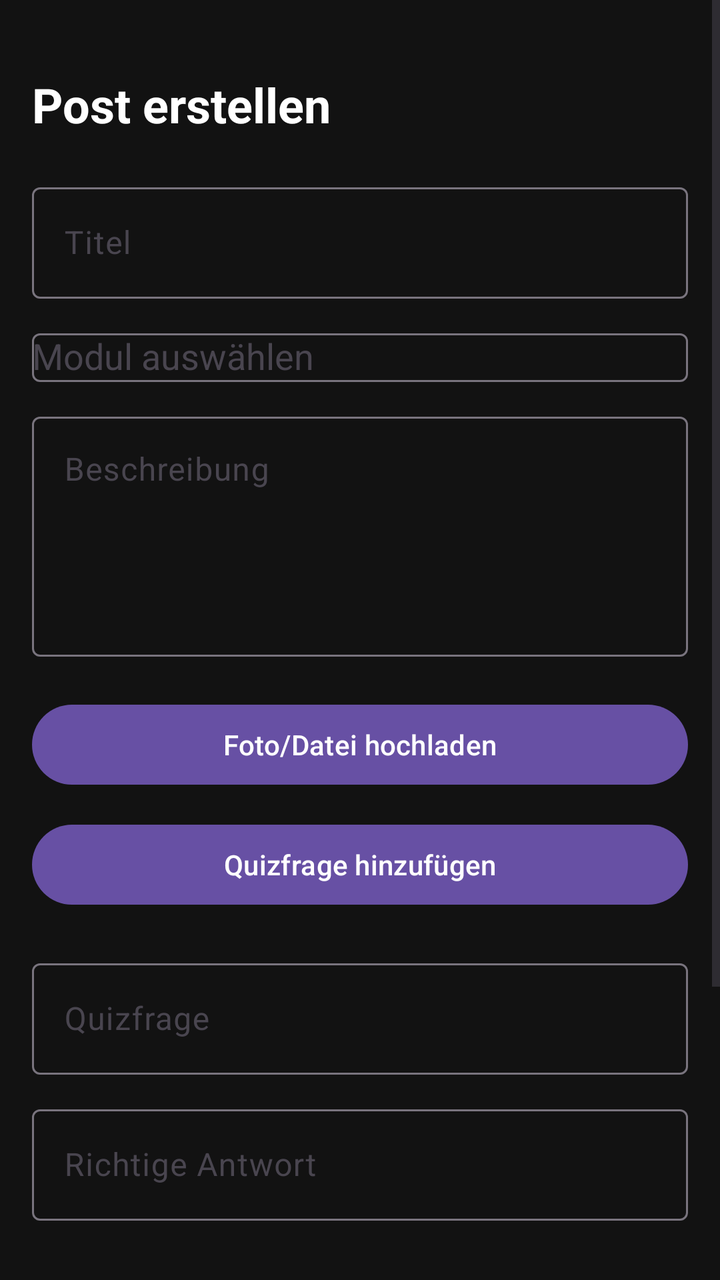
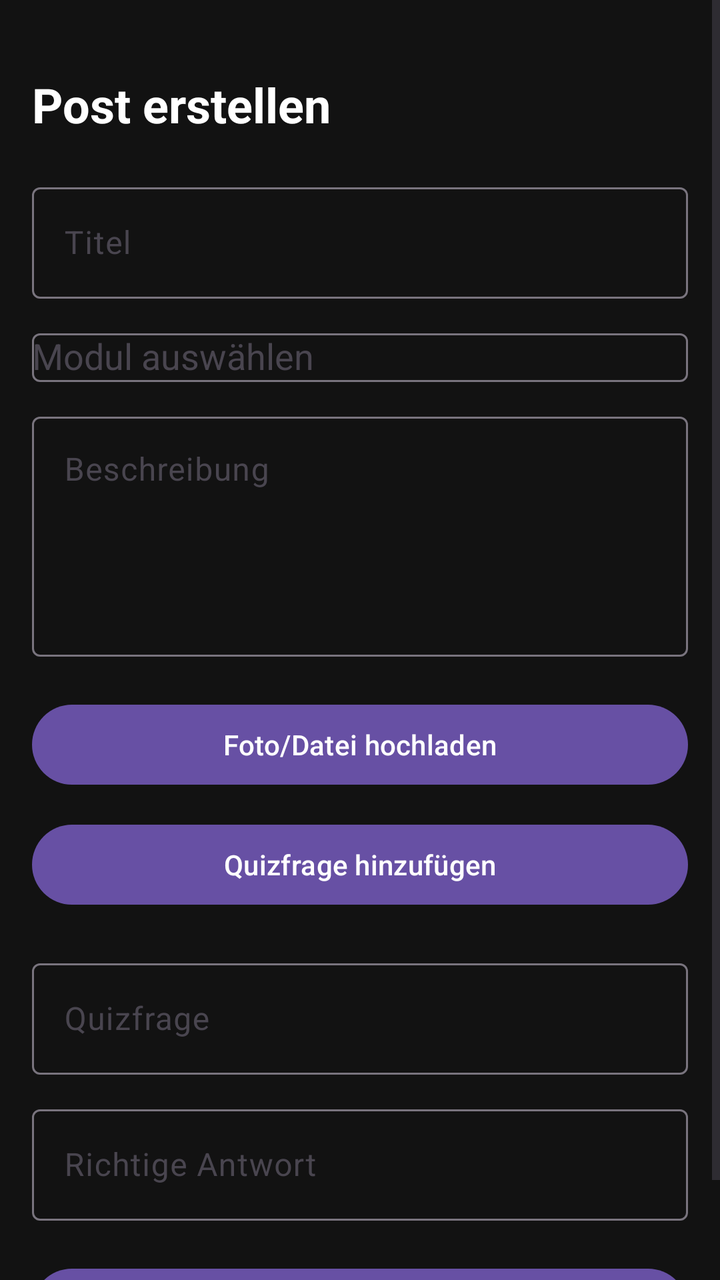

Two renders of the same Android screen: before a commit and after it. Below are the layout's source before the change and the commit's diff.
<!-- AndroidManifest.xml: application theme Theme.StudyGram -->
<!-- res/layout/fragment_add_post.xml -->
<?xml version="1.0" encoding="utf-8"?>
<ScrollView
    xmlns:android="http://schemas.android.com/apk/res/android"
    xmlns:app="http://schemas.android.com/apk/res-auto"
    android:layout_width="match_parent"
    android:layout_height="match_parent"
    android:fillViewport="true"
    android:background="#121212">

    <LinearLayout
        android:layout_width="match_parent"
        android:layout_height="wrap_content"
        android:orientation="vertical"
        android:padding="16dp"
        android:fillViewport="true">


        <TextView
            android:layout_width="wrap_content"
            android:layout_height="wrap_content"
            android:text="Post erstellen"
            android:textColor="@android:color/white"
            android:textStyle="bold"
            android:textSize="24sp"
            android:layout_marginTop="20dp"
            android:layout_marginBottom="20dp"/>

        <com.google.android.material.textfield.TextInputLayout
            android:layout_width="match_parent"
            android:layout_height="wrap_content">

            <com.google.android.material.textfield.TextInputEditText
                android:id="@+id/etTitle"
                android:layout_width="match_parent"
                android:layout_height="wrap_content"
                android:textColor="@android:color/white"
                android:hint="Titel"/>
        </com.google.android.material.textfield.TextInputLayout>

        <com.google.android.material.textfield.TextInputLayout
            android:layout_width="match_parent"
            android:layout_height="wrap_content"
            android:layout_marginTop="12dp">

            <AutoCompleteTextView
                android:id="@+id/actSubject"
                android:layout_width="match_parent"
                android:layout_height="wrap_content"
                android:textColor="@android:color/white"
                android:hint="Modul auswählen"/>
        </com.google.android.material.textfield.TextInputLayout>

        <com.google.android.material.textfield.TextInputLayout
            android:layout_width="match_parent"
            android:layout_height="wrap_content"
            android:layout_marginTop="12dp">

            <com.google.android.material.textfield.TextInputEditText
                android:id="@+id/etDescription"
                android:layout_width="match_parent"
                android:layout_height="120dp"
                android:gravity="top"
                android:hint="Beschreibung"
                android:textColor="@android:color/white"
                android:inputType="textMultiLine"/>
        </com.google.android.material.textfield.TextInputLayout>

        <Button
            android:id="@+id/btnUpload"
            android:layout_width="match_parent"
            android:layout_height="wrap_content"
            android:text="Foto/Datei hochladen"
            android:layout_marginTop="20dp"/>

        <ImageView
            android:id="@+id/imgPreview"
            android:layout_width="match_parent"
            android:layout_height="220dp"
            android:layout_marginTop="12dp"
            android:adjustViewBounds="true"
            android:scaleType="centerCrop"
            android:visibility="gone"/>


        <Button
            android:id="@+id/btnAddQuestion"
            android:layout_width="match_parent"
            android:layout_height="wrap_content"
            android:text="Quizfrage hinzufügen"
            android:layout_marginTop="12dp"/>

        <com.google.android.material.textfield.TextInputLayout
            android:layout_width="match_parent"
            android:layout_height="wrap_content"
            android:layout_marginTop="20dp">

            <com.google.android.material.textfield.TextInputEditText
                android:id="@+id/etQuestion"
                android:layout_width="match_parent"
                android:layout_height="wrap_content"
                android:textColor="@android:color/white"
                android:hint="Quizfrage"/>
        </com.google.android.material.textfield.TextInputLayout>

        <com.google.android.material.textfield.TextInputLayout
            android:layout_width="match_parent"
            android:layout_height="wrap_content"
            android:layout_marginTop="12dp">

            <com.google.android.material.textfield.TextInputEditText
                android:id="@+id/etAnswer"
                android:layout_width="match_parent"
                android:layout_height="wrap_content"
                android:textColor="@android:color/white"
                android:hint="Richtige Antwort"/>
        </com.google.android.material.textfield.TextInputLayout>

        <androidx.recyclerview.widget.RecyclerView
            android:id="@+id/rvQuestions"
            android:layout_width="match_parent"
            android:layout_height="120dp"
            android:layout_marginTop="16dp"
            android:nestedScrollingEnabled="false"/>

        <Button
            android:id="@+id/btnPublish"
            android:layout_width="match_parent"
            android:layout_height="wrap_content"
            android:text="Veröffentlichen"
            android:layout_marginTop="20dp"/>

    </LinearLayout>

</ScrollView>
<!-- resources referenced by this layout -->
<resources>
  <style name="Theme.StudyGram" parent="Base.Theme.StudyGram" />
  <style name="Base.Theme.StudyGram" parent="Theme.Material3.DayNight.NoActionBar">
          
          
      </style>
</resources>

<!-- the commit's change to res/layout/fragment_add_post.xml (unified diff, before → after) -->
@@ -115,13 +115,7 @@
                 android:hint="Richtige Antwort"/>
         </com.google.android.material.textfield.TextInputLayout>
 
-        <androidx.recyclerview.widget.RecyclerView
-            android:id="@+id/rvQuestions"
-            android:layout_width="match_parent"
-            android:layout_height="120dp"
-            android:layout_marginTop="16dp"
-            android:nestedScrollingEnabled="false"/>
-
+        
         <Button
             android:id="@+id/btnPublish"
             android:layout_width="match_parent"
